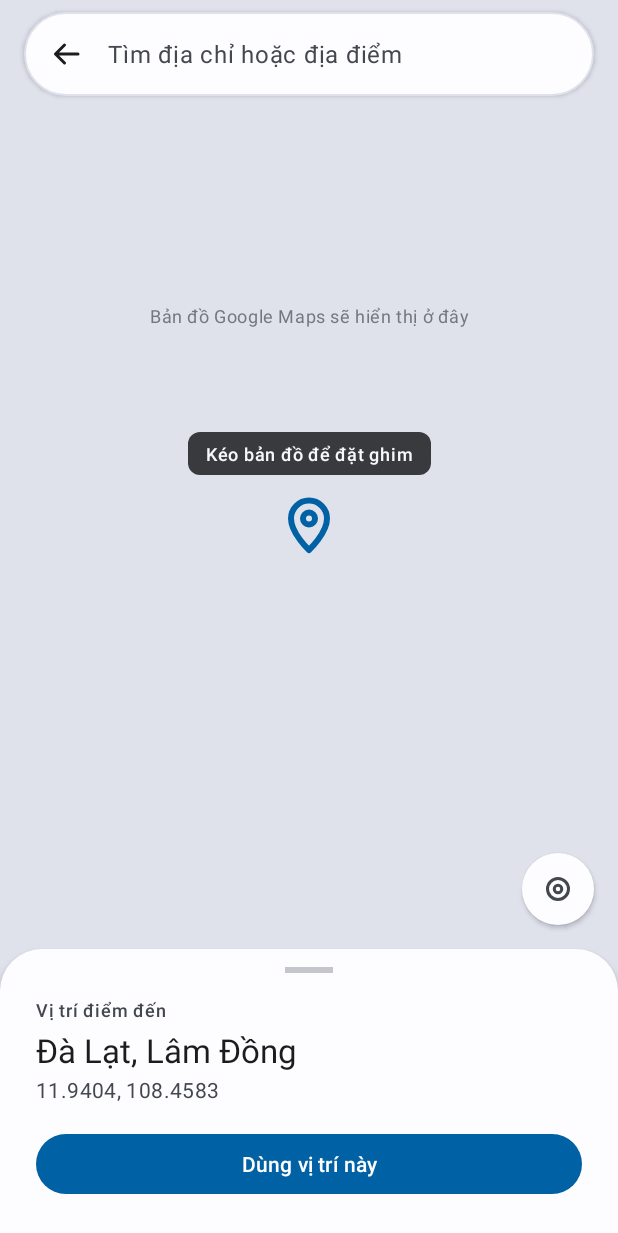
After one commit to SonT23/Android-UMT26-04, an Android app: the fragment ChonViTriFragment shown on its own in the app's theme, on a phone screen of 412 x 824 dp. The commit adds this screen. Shown: the top 1233 px of the screen. Run offline under Robolectric (Android 15) with nearby library versions, the phone set to English and light mode, and no system bars.

Commit message:
[+] Layout A24 Chọn vị trí

```diff
--- /dev/null
+++ b/Source/TourApp/app/src/main/java/vn/edu/umt/tour/ui/quantri/tour/ChonViTriFragment.kt
@@ -0,0 +1,61 @@
+package vn.edu.umt.tour.ui.quantri.tour
+
+import android.os.Bundle
+import android.view.LayoutInflater
+import android.view.View
+import android.view.ViewGroup
+import android.view.inputmethod.EditorInfo
+import android.widget.Button
+import android.widget.EditText
+import android.widget.ImageView
+import android.widget.TextView
+import android.widget.Toast
+import androidx.fragment.app.Fragment
+import vn.edu.umt.tour.R
+
+// A24 Chọn vị trí trên bản đồ cho điểm đến (A12) và điểm tập trung (A14).
+// Giai đoạn này bản đồ là hình giữ chỗ. Tuần 9 thay View banDoV bằng Google Maps:
+// kéo bản đồ thì ghim đứng yên, dừng kéo thì Geocoder điền tên địa điểm (chức năng D8).
+class ChonViTriFragment : Fragment() {
+
+    override fun onCreateView(
+        inflater: LayoutInflater, container: ViewGroup?, savedInstanceState: Bundle?
+    ): View? {
+        return inflater.inflate(R.layout.fragment_a24_chon_vi_tri, container, false)
+    }
+
+    override fun onViewCreated(view: View, savedInstanceState: Bundle?) {
+        super.onViewCreated(view, savedInstanceState)
+
+        // Vị trí đang ghim (dữ liệu mẫu, dùng chung tọa độ với A12 Sửa điểm đến)
+        view.findViewById<TextView>(R.id.tenViTriTV).text = TEN_VI_TRI
+        view.findViewById<TextView>(R.id.toaDoTV).text = TOA_DO_DANG_SUA
+
+        // Tìm địa chỉ: bấm nút tìm trên bàn phím. Tìm thật bằng Geocoder làm sau.
+        val timET = view.findViewById<EditText>(R.id.timET)
+        timET.setOnEditorActionListener { v, actionId, event ->
+            if (actionId == EditorInfo.IME_ACTION_SEARCH) {
+                Toast.makeText(requireContext(), timET.text.toString(), Toast.LENGTH_SHORT).show()
+                true
+            } else {
+                false
+            }
+        }
+
+        // Về vị trí hiện tại của máy (cần quyền vị trí) làm sau
+        view.findViewById<ImageView>(R.id.viTriCuaToiIV).setOnClickListener {
+            Toast.makeText(requireContext(), R.string.a24_vi_tri_cua_toi, Toast.LENGTH_SHORT).show()
+        }
+
+        // Dùng vị trí này: sau này gửi tọa độ về A12 hoặc A14 rồi đóng màn hình
+        view.findViewById<Button>(R.id.dungViTriBtn).setOnClickListener {
+            val thongBao = getString(R.string.a24_da_chon, TEN_VI_TRI, TOA_DO_DANG_SUA)
+            Toast.makeText(requireContext(), thongBao, Toast.LENGTH_SHORT).show()
+        }
+
+        // Quay lại: tạm thời đóng màn hình xem thử
+        view.findViewById<ImageView>(R.id.quayLaiIV).setOnClickListener {
+            requireActivity().finish()
+        }
+    }
+}
--- a/Source/TourApp/app/src/main/java/vn/edu/umt/tour/ui/quantri/tour/DuLieuMau.kt
+++ b/Source/TourApp/app/src/main/java/vn/edu/umt/tour/ui/quantri/tour/DuLieuMau.kt
@@ -92,6 +92,9 @@ class NgayMau(
     val tieuDe: String
 )
 
+// A24: vị trí đang ghim trên bản đồ như trong thiết kế
+const val TEN_VI_TRI = "Đà Lạt, Lâm Đồng"
+
 fun taoNgayMau(): ArrayList<NgayMau> {
     return arrayListOf(
         NgayMau(1, "Khởi hành, nhận phòng"),
--- a/Source/TourApp/app/src/main/java/vn/edu/umt/tour/ui/quantri/tour/ManHinhD.kt
+++ b/Source/TourApp/app/src/main/java/vn/edu/umt/tour/ui/quantri/tour/ManHinhD.kt
@@ -12,4 +12,5 @@ val manHinhD: List<ManHinh> = listOf(
     ManHinh("A13", "Danh sách tour") { DanhSachTourFragment() },
     ManHinh("A15", "Đợt khởi hành") { DotKhoiHanhFragment() },
     ManHinh("A14", "Thêm, sửa tour") { ThemSuaTourFragment() },
+    ManHinh("A24", "Chọn vị trí") { ChonViTriFragment() },
 )
--- /dev/null
+++ b/Source/TourApp/app/src/main/res/drawable/bg_a24_goi_y.xml
@@ -0,0 +1,6 @@
+<?xml version="1.0" encoding="utf-8"?>
+<!-- A24: nền tối của dòng gợi ý "Kéo bản đồ để đặt ghim". Chữ dùng ?attr/colorSurface -->
+<shape xmlns:android="http://schemas.android.com/apk/res/android">
+    <solid android:color="?attr/colorOnSurface" />
+    <corners android:radius="8dp" />
+</shape>
--- /dev/null
+++ b/Source/TourApp/app/src/main/res/drawable/bg_a24_khoi_duoi.xml
@@ -0,0 +1,8 @@
+<?xml version="1.0" encoding="utf-8"?>
+<!-- A24: khối thông tin vị trí sát đáy, chỉ bo hai góc trên -->
+<shape xmlns:android="http://schemas.android.com/apk/res/android">
+    <solid android:color="?attr/colorSurface" />
+    <corners
+        android:topLeftRadius="28dp"
+        android:topRightRadius="28dp" />
+</shape>
--- /dev/null
+++ b/Source/TourApp/app/src/main/res/drawable/bg_a24_o_tim.xml
@@ -0,0 +1,9 @@
+<?xml version="1.0" encoding="utf-8"?>
+<!-- A24: ô tìm địa chỉ bo tròn nổi trên bản đồ -->
+<shape xmlns:android="http://schemas.android.com/apk/res/android">
+    <solid android:color="?attr/colorSurface" />
+    <stroke
+        android:width="1dp"
+        android:color="?attr/colorSurfaceVariant" />
+    <corners android:radius="28dp" />
+</shape>
--- /dev/null
+++ b/Source/TourApp/app/src/main/res/layout/fragment_a24_chon_vi_tri.xml
@@ -0,0 +1,185 @@
+<?xml version="1.0" encoding="utf-8"?>
+<!-- A24 Chọn vị trí trên bản đồ. Bản đồ thật (Google Maps, chức năng D8) làm ở tuần 9;
+     giờ dùng một View nền xám chiếm cả màn hình làm hình giữ chỗ, ghim cố định ở giữa. -->
+<androidx.constraintlayout.widget.ConstraintLayout xmlns:android="http://schemas.android.com/apk/res/android"
+    xmlns:app="http://schemas.android.com/apk/res-auto"
+    xmlns:tools="http://schemas.android.com/tools"
+    android:layout_width="match_parent"
+    android:layout_height="match_parent"
+    android:background="?android:attr/colorBackground">
+
+    <!-- Chỗ của bản đồ -->
+    <View
+        android:id="@+id/banDoV"
+        android:layout_width="0dp"
+        android:layout_height="0dp"
+        android:background="?attr/colorSurfaceVariant"
+        app:layout_constraintBottom_toBottomOf="parent"
+        app:layout_constraintEnd_toEndOf="parent"
+        app:layout_constraintStart_toStartOf="parent"
+        app:layout_constraintTop_toTopOf="parent" />
+
+    <TextView
+        android:id="@+id/banDoTV"
+        android:layout_width="wrap_content"
+        android:layout_height="wrap_content"
+        android:text="@string/a24_ban_do_giu_cho"
+        android:textAppearance="?attr/textAppearanceBodySmall"
+        android:textColor="?attr/colorOutline"
+        app:layout_constraintBottom_toBottomOf="parent"
+        app:layout_constraintEnd_toEndOf="parent"
+        app:layout_constraintStart_toStartOf="parent"
+        app:layout_constraintTop_toTopOf="parent"
+        app:layout_constraintVertical_bias="0.25" />
+
+    <!-- Ô tìm bo tròn: nút quay lại và ô nhập địa chỉ -->
+    <LinearLayout
+        android:id="@+id/oTimLL"
+        android:layout_width="0dp"
+        android:layout_height="56dp"
+        android:layout_marginStart="@dimen/space_m"
+        android:layout_marginTop="@dimen/space_s"
+        android:layout_marginEnd="@dimen/space_m"
+        android:background="@drawable/bg_a24_o_tim"
+        android:elevation="2dp"
+        android:gravity="center_vertical"
+        android:orientation="horizontal"
+        android:paddingStart="@dimen/space_xs"
+        android:paddingEnd="@dimen/space_m"
+        app:layout_constraintEnd_toEndOf="parent"
+        app:layout_constraintStart_toStartOf="parent"
+        app:layout_constraintTop_toTopOf="parent">
+
+        <ImageView
+            android:id="@+id/quayLaiIV"
+            android:layout_width="48dp"
+            android:layout_height="48dp"
+            android:background="?attr/selectableItemBackgroundBorderless"
+            android:contentDescription="@string/a24_quay_lai"
+            android:padding="12dp"
+            app:srcCompat="@drawable/ic_arrow_back"
+            app:tint="?attr/colorOnSurface" />
+
+        <EditText
+            android:id="@+id/timET"
+            android:layout_width="0dp"
+            android:layout_height="match_parent"
+            android:layout_marginStart="@dimen/space_xs"
+            android:layout_weight="1"
+            android:background="@null"
+            android:hint="@string/a24_tim"
+            android:imeOptions="actionSearch"
+            android:importantForAutofill="no"
+            android:inputType="text"
+            android:textAppearance="?attr/textAppearanceBodyLarge"
+            android:textColor="?attr/colorOnSurface"
+            android:textColorHint="?attr/colorOnSurfaceVariant" />
+    </LinearLayout>
+
+    <!-- Dòng gợi ý phía trên ghim -->
+    <TextView
+        android:id="@+id/goiYTV"
+        android:layout_width="wrap_content"
+        android:layout_height="wrap_content"
+        android:layout_marginBottom="@dimen/space_s"
+        android:alpha="0.85"
+        android:background="@drawable/bg_a24_goi_y"
+        android:paddingStart="12dp"
+        android:paddingTop="6dp"
+        android:paddingEnd="12dp"
+        android:paddingBottom="6dp"
+        android:text="@string/a24_goi_y"
+        android:textAppearance="?attr/textAppearanceLabelMedium"
+        android:textColor="?attr/colorSurface"
+        app:layout_constraintBottom_toTopOf="@+id/ghimIV"
+        app:layout_constraintEnd_toEndOf="parent"
+        app:layout_constraintStart_toStartOf="parent" />
+
+    <!-- Ghim cố định giữa vùng bản đồ phía trên khối thông tin; người dùng kéo bản đồ chứ không kéo ghim -->
+    <ImageView
+        android:id="@+id/ghimIV"
+        android:layout_width="48dp"
+        android:layout_height="48dp"
+        android:contentDescription="@string/a24_ghim"
+        app:layout_constraintBottom_toTopOf="@+id/khoiDuoiLL"
+        app:layout_constraintEnd_toEndOf="parent"
+        app:layout_constraintStart_toStartOf="parent"
+        app:layout_constraintTop_toBottomOf="@+id/oTimLL"
+        app:srcCompat="@drawable/ic_place"
+        app:tint="?attr/colorPrimary" />
+
+    <!-- Nút tròn về vị trí của tôi, nằm ngay trên khối thông tin -->
+    <ImageView
+        android:id="@+id/viTriCuaToiIV"
+        android:layout_width="48dp"
+        android:layout_height="48dp"
+        android:layout_marginEnd="@dimen/space_m"
+        android:layout_marginBottom="@dimen/space_m"
+        android:background="@drawable/bg_tron_trang"
+        android:contentDescription="@string/a24_vi_tri_cua_toi"
+        android:elevation="2dp"
+        android:padding="12dp"
+        app:layout_constraintBottom_toTopOf="@+id/khoiDuoiLL"
+        app:layout_constraintEnd_toEndOf="parent"
+        app:srcCompat="@drawable/ic_my_location"
+        app:tint="?attr/colorOnSurfaceVariant" />
+
+    <!-- Khối thông tin sát đáy -->
+    <LinearLayout
+        android:id="@+id/khoiDuoiLL"
+        android:layout_width="0dp"
+        android:layout_height="wrap_content"
+        android:background="@drawable/bg_a24_khoi_duoi"
+        android:elevation="4dp"
+        android:orientation="vertical"
+        android:paddingStart="@dimen/space_l"
+        android:paddingTop="12dp"
+        android:paddingEnd="@dimen/space_l"
+        android:paddingBottom="@dimen/space_l"
+        app:layout_constraintBottom_toBottomOf="parent"
+        app:layout_constraintEnd_toEndOf="parent"
+        app:layout_constraintStart_toStartOf="parent">
+
+        <!-- Vạch nhỏ ở mép trên cho giống bảng trượt -->
+        <View
+            android:layout_width="32dp"
+            android:layout_height="4dp"
+            android:layout_gravity="center_horizontal"
+            android:alpha="0.4"
+            android:background="?attr/colorOutline" />
+
+        <TextView
+            android:layout_width="wrap_content"
+            android:layout_height="wrap_content"
+            android:layout_marginTop="@dimen/space_m"
+            android:text="@string/a24_vi_tri_diem_den"
+            android:textAppearance="?attr/textAppearanceLabelMedium"
+            android:textColor="?attr/colorOnSurfaceVariant" />
+
+        <TextView
+            android:id="@+id/tenViTriTV"
+            android:layout_width="wrap_content"
+            android:layout_height="wrap_content"
+            android:layout_marginTop="@dimen/space_xs"
+            android:textAppearance="?attr/textAppearanceTitleLarge"
+            android:textColor="?attr/colorOnSurface"
+            tools:text="Đà Lạt, Lâm Đồng" />
+
+        <TextView
+            android:id="@+id/toaDoTV"
+            android:layout_width="wrap_content"
+            android:layout_height="wrap_content"
+            android:layout_marginTop="2dp"
+            android:textAppearance="?attr/textAppearanceBodyMedium"
+            android:textColor="?attr/colorOnSurfaceVariant"
+            tools:text="11.9404, 108.4583" />
+
+        <Button
+            android:id="@+id/dungViTriBtn"
+            android:layout_width="match_parent"
+            android:layout_height="@dimen/button_height"
+            android:layout_marginTop="@dimen/space_m"
+            android:text="@string/a24_dung_vi_tri" />
+    </LinearLayout>
+
+</androidx.constraintlayout.widget.ConstraintLayout>
--- a/Source/TourApp/app/src/main/res/values/strings_quantritour.xml
+++ b/Source/TourApp/app/src/main/res/values/strings_quantritour.xml
@@ -80,4 +80,15 @@
     <string name="a14_loi_ten">Vui lòng nhập tên tour</string>
     <string name="a14_loi_so_dem">Số đêm không được lớn hơn số ngày</string>
     <string name="a14_da_luu">Đã lưu tour %1$s</string>
+
+    <!-- A24 Chọn vị trí -->
+    <string name="a24_quay_lai">Quay lại</string>
+    <string name="a24_tim">Tìm địa chỉ hoặc địa điểm</string>
+    <string name="a24_ban_do_giu_cho">Bản đồ Google Maps sẽ hiển thị ở đây</string>
+    <string name="a24_goi_y">Kéo bản đồ để đặt ghim</string>
+    <string name="a24_ghim">Ghim vị trí</string>
+    <string name="a24_vi_tri_cua_toi">Về vị trí của tôi</string>
+    <string name="a24_vi_tri_diem_den">Vị trí điểm đến</string>
+    <string name="a24_dung_vi_tri">Dùng vị trí này</string>
+    <string name="a24_da_chon">Đã chọn: %1$s (%2$s)</string>
 </resources>
```
